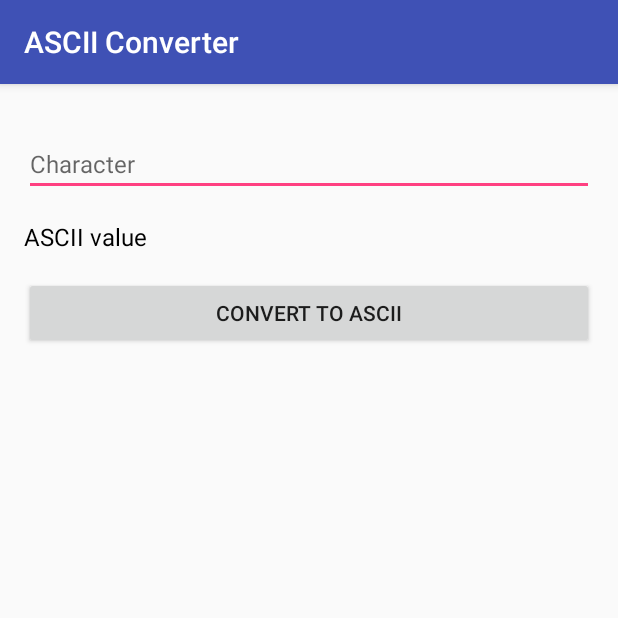
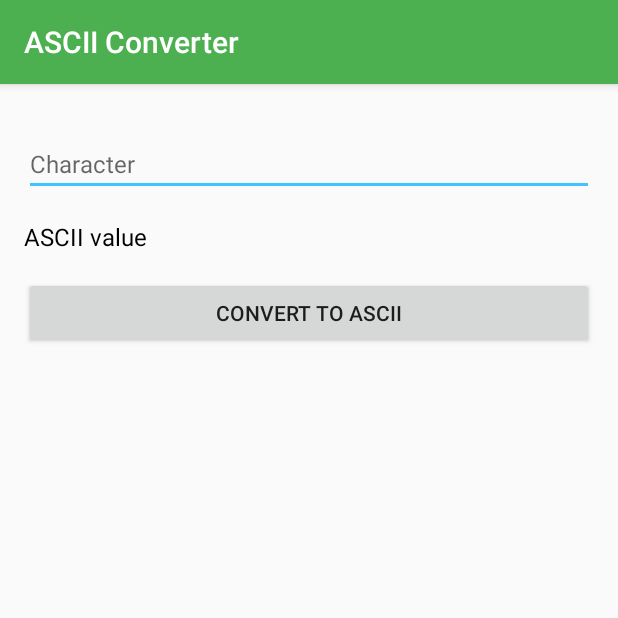
Before and after one commit to StevePaulWillson/ASCIIConverter, an Android app: the screen it shows after launch (MainActivity), on a phone screen of 412 x 824 dp, the top half of it. Run offline under Robolectric (Android 15) with nearby library versions, the phone set to English and light mode, and no system bars.

Commit message:
UI Changes for ActionBar

```diff
--- a/app/src/main/res/values/colors.xml
+++ b/app/src/main/res/values/colors.xml
@@ -1,6 +1,6 @@
 <?xml version="1.0" encoding="utf-8"?>
 <resources>
-    <color name="colorPrimary">#3F51B5</color>
-    <color name="colorPrimaryDark">#303F9F</color>
-    <color name="colorAccent">#FF4081</color>
+    <color name="colorPrimary">#4CAF50</color>
+    <color name="colorPrimaryDark">#388E3C</color>
+    <color name="colorAccent">#40C4FF</color>
 </resources>
```
